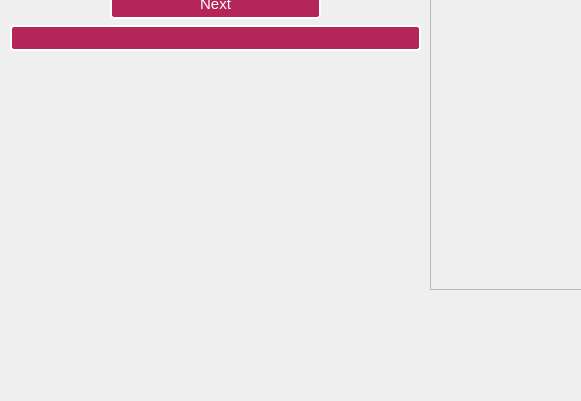
Above: mainwindow.ui from EslamAsfour/MemoryAllocationSimulator before the change; both pictures show x 0 to 581 and y 310 to 711 of the 1226 by 711 pixel window. Below: the same form after it.
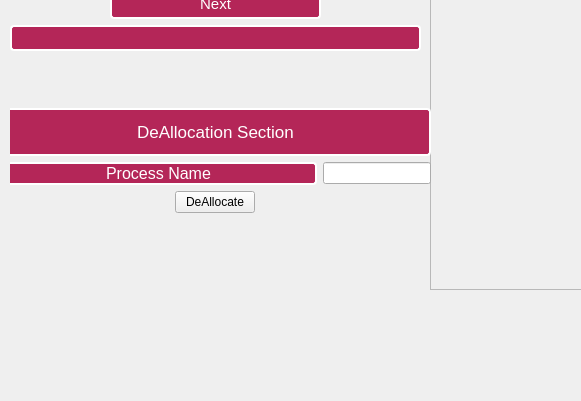
That is the form after the change. The open tabs and pages were chosen to show the change. Icons and pictures are not drawn.

Commit message: Added BestFit and Running / and added DeAllocation section in GUI

The edit to the form file:
```diff
--- a/mainwindow.ui
+++ b/mainwindow.ui
@@ -983,6 +983,109 @@
        </property>
       </column>
      </widget>
+     <widget class="QWidget" name="widget_2" native="true">
+      <property name="geometry">
+       <rect>
+        <x>-10</x>
+        <y>280</y>
+        <width>431</width>
+        <height>201</height>
+       </rect>
+      </property>
+      <layout class="QGridLayout" name="gridLayout">
+       <item row="0" column="0">
+        <layout class="QVBoxLayout" name="verticalLayout_4">
+         <item>
+          <widget class="QLabel" name="label_11">
+           <property name="sizePolicy">
+            <sizepolicy hsizetype="Preferred" vsizetype="Fixed">
+             <horstretch>0</horstretch>
+             <verstretch>0</verstretch>
+            </sizepolicy>
+           </property>
+           <property name="minimumSize">
+            <size>
+             <width>0</width>
+             <height>48</height>
+            </size>
+           </property>
+           <property name="font">
+            <font>
+             <pointsize>13</pointsize>
+            </font>
+           </property>
+           <property name="styleSheet">
+            <string notr="true">background-color:  rgb(180, 38, 88);
+color : rgb(255, 255, 255);
+border: 2px solid white;
+ border-radius: 4px;</string>
+           </property>
+           <property name="text">
+            <string>DeAllocation Section</string>
+           </property>
+           <property name="alignment">
+            <set>Qt::AlignCenter</set>
+           </property>
+          </widget>
+         </item>
+         <item>
+          <layout class="QHBoxLayout" name="horizontalLayout_11">
+           <item>
+            <widget class="QLabel" name="label_12">
+             <property name="sizePolicy">
+              <sizepolicy hsizetype="Expanding" vsizetype="Fixed">
+               <horstretch>0</horstretch>
+               <verstretch>0</verstretch>
+              </sizepolicy>
+             </property>
+             <property name="font">
+              <font>
+               <pointsize>12</pointsize>
+              </font>
+             </property>
+             <property name="styleSheet">
+              <string notr="true">background-color:  rgb(180, 38, 88);
+color : rgb(255, 255, 255);
+border: 2px solid white;
+ border-radius: 4px;</string>
+             </property>
+             <property name="text">
+              <string>Process Name</string>
+             </property>
+             <property name="alignment">
+              <set>Qt::AlignCenter</set>
+             </property>
+            </widget>
+           </item>
+           <item>
+            <widget class="QLineEdit" name="lineEdit">
+             <property name="sizePolicy">
+              <sizepolicy hsizetype="Fixed" vsizetype="Fixed">
+               <horstretch>0</horstretch>
+               <verstretch>0</verstretch>
+              </sizepolicy>
+             </property>
+            </widget>
+           </item>
+          </layout>
+         </item>
+         <item alignment="Qt::AlignHCenter">
+          <widget class="QPushButton" name="pushButton">
+           <property name="sizePolicy">
+            <sizepolicy hsizetype="Minimum" vsizetype="Fixed">
+             <horstretch>0</horstretch>
+             <verstretch>0</verstretch>
+            </sizepolicy>
+           </property>
+           <property name="text">
+            <string>DeAllocate</string>
+           </property>
+          </widget>
+         </item>
+        </layout>
+       </item>
+      </layout>
+     </widget>
     </widget>
    </widget>
   </widget>
```
Left out of the diff: 2 changed lines with no effect on the pictures. The commit also changes 5 other files.
